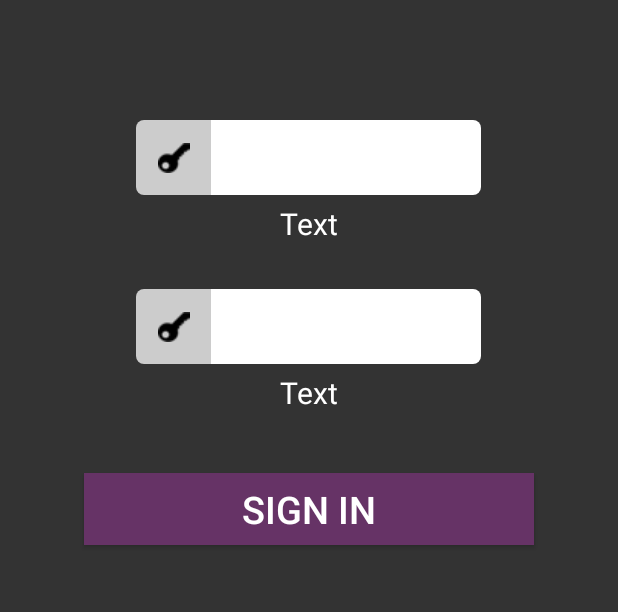
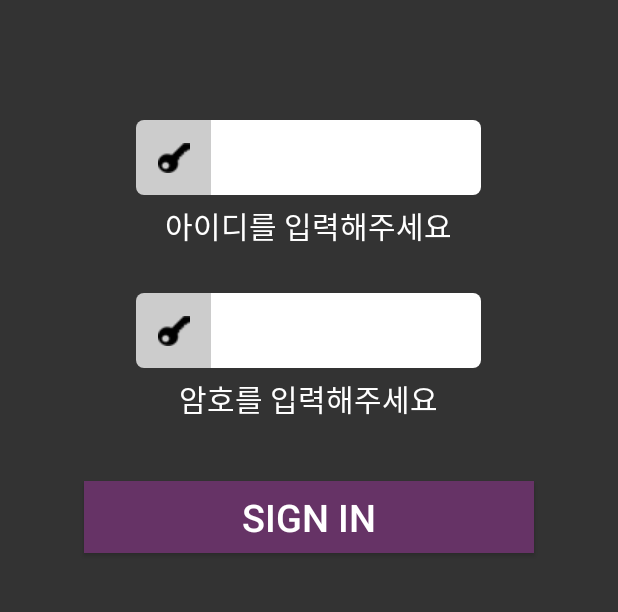
Before and after one commit to JoMingyu/Ccomet-Howmuch-ExchangeRate, an Android app: the LoginForm screen opened directly, with no data from a screen before it, on a phone screen of 412 x 824 dp, the part 264-876 px from its top. Run offline under Robolectric (Android 15) with nearby library versions, the phone set to English and light mode, and no system bars.

Commit message:
string globalization

```diff
--- a/HowMuch-Exchange-App/app/src/main/res/layout/activity_login_form.xml
+++ b/HowMuch-Exchange-App/app/src/main/res/layout/activity_login_form.xml
@@ -48,7 +48,7 @@
             android:layout_height="wrap_content"
             android:textColor="#FFFFFF"
             android:textSize="20sp"
-            android:text="Text"
+            android:text="@string/need_id_input"
             android:visivle="true"/>
 
     </LinearLayout>
@@ -72,6 +72,9 @@
             android:layout_width="180sp"
             android:layout_height="50sp"
             android:gravity="center"
+            android:textColor="#000000"
+            android:password="true"
+            android:inputType="textPassword"
             android:background="@drawable/loginform_edittext"/>
     </LinearLayout>
 
@@ -86,7 +89,7 @@
             android:layout_height="wrap_content"
             android:textColor="#FFFFFF"
             android:textSize="20sp"
-            android:text="Text"
+            android:text="@string/need_password_input"
             android:visivle="true"/>
 
     </LinearLayout>
--- a/HowMuch-Exchange-App/app/src/main/res/values/strings.xml
+++ b/HowMuch-Exchange-App/app/src/main/res/values/strings.xml
@@ -14,4 +14,10 @@
     <string name="id_token_fmt">ID Token : %s</string>
 
     <string name="play_services_error_fmt">Google Play Services Error : %i</string>
+
+    <string name="need_id_input">아이디를 입력해주세요</string>
+    <string name="need_password_input">암호를 입력해주세요</string>
+    <string name="id_exist">이미 가입된 아이디입니다.</string>
+    <string name="good_id">멋진 아이디네요!</string>
+    <string name="good_password">비밀로 할게요!</string>
 </resources>
```
